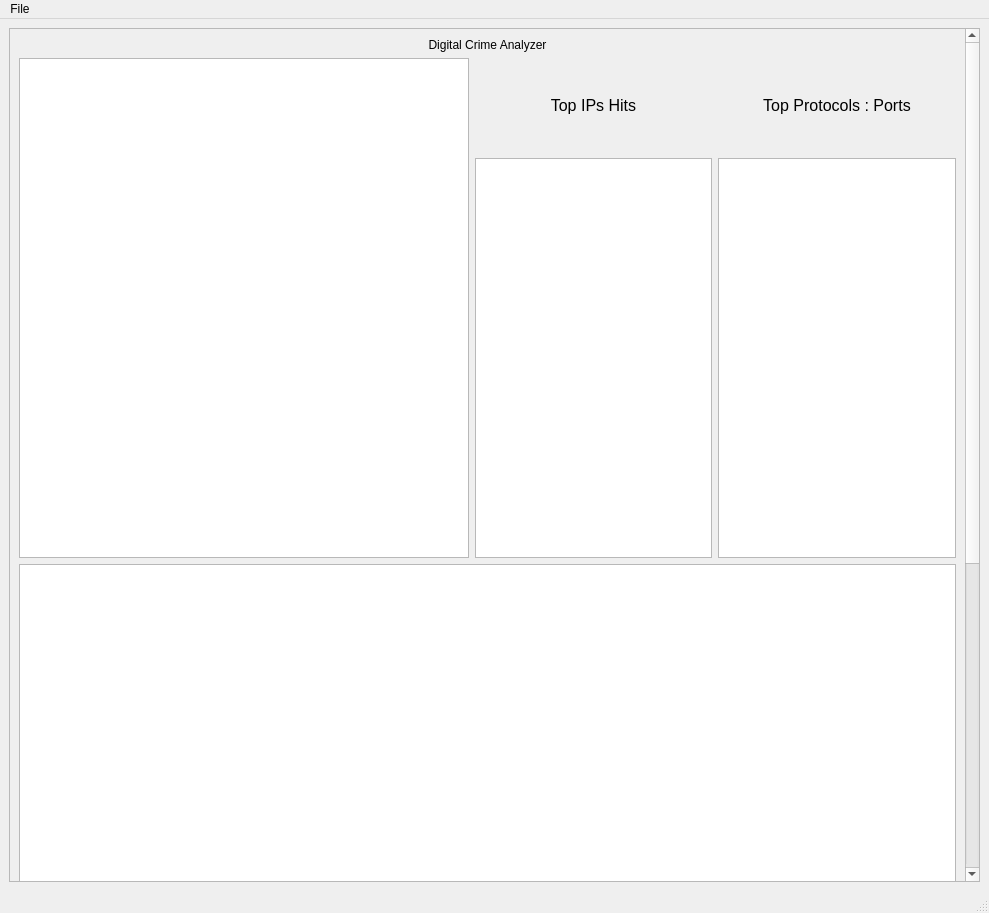
This is client/gui/main.ui in bitxer/ICT1002-Py as Qt 5 draws it before an edit. The edited form follows.
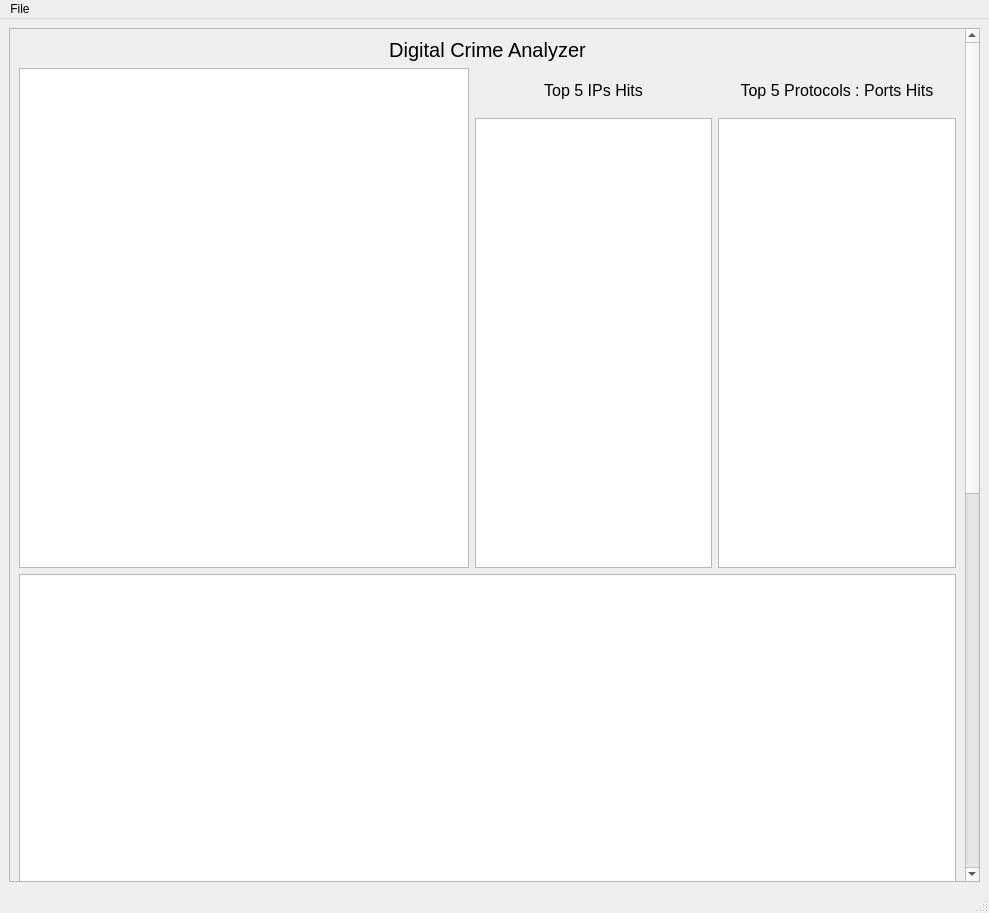
This is the edited form. Custom widgets are drawn as their Qt base class.

Commit message: Top Protocols & Ports

What changed in the file:
```diff
--- a/client/gui/main.ui
+++ b/client/gui/main.ui
@@ -32,7 +32,7 @@
          <x>0</x>
          <y>0</y>
          <width>952</width>
-         <height>1353</height>
+         <height>1564</height>
         </rect>
        </property>
        <layout class="QVBoxLayout" name="verticalLayout_2">
@@ -50,6 +50,11 @@
             <height>100</height>
            </size>
           </property>
+          <property name="font">
+           <font>
+            <pointsize>15</pointsize>
+           </font>
+          </property>
           <property name="autoFillBackground">
            <bool>false</bool>
           </property>
@@ -112,7 +117,7 @@
                </font>
               </property>
               <property name="text">
-               <string>Top IPs Hits</string>
+               <string>Top 5 IPs Hits</string>
               </property>
               <property name="alignment">
                <set>Qt::AlignCenter</set>
@@ -139,7 +144,7 @@
                </font>
               </property>
               <property name="text">
-               <string>Top Protocols : Ports</string>
+               <string>Top 5 Protocols : Ports Hits</string>
               </property>
               <property name="alignment">
                <set>Qt::AlignCenter</set>
@@ -157,7 +162,7 @@
               <property name="minimumSize">
                <size>
                 <width>150</width>
-                <height>400</height>
+                <height>450</height>
                </size>
               </property>
               <property name="font">
@@ -166,7 +171,7 @@
                </font>
               </property>
               <attribute name="horizontalHeaderVisible">
-               <bool>false</bool>
+               <bool>true</bool>
               </attribute>
               <attribute name="horizontalHeaderMinimumSectionSize">
                <number>100</number>
@@ -175,10 +180,10 @@
                <bool>true</bool>
               </attribute>
               <attribute name="verticalHeaderVisible">
-               <bool>false</bool>
+               <bool>true</bool>
               </attribute>
               <attribute name="verticalHeaderMinimumSectionSize">
-               <number>100</number>
+               <number>80</number>
               </attribute>
               <attribute name="verticalHeaderDefaultSectionSize">
                <number>100</number>
@@ -199,7 +204,7 @@
               <property name="minimumSize">
                <size>
                 <width>150</width>
-                <height>400</height>
+                <height>450</height>
                </size>
               </property>
               <property name="font">
@@ -208,7 +213,7 @@
                </font>
               </property>
               <attribute name="horizontalHeaderVisible">
-               <bool>false</bool>
+               <bool>true</bool>
               </attribute>
               <attribute name="horizontalHeaderMinimumSectionSize">
                <number>100</number>
@@ -220,10 +225,10 @@
                <bool>true</bool>
               </attribute>
               <attribute name="verticalHeaderVisible">
-               <bool>false</bool>
+               <bool>true</bool>
               </attribute>
               <attribute name="verticalHeaderMinimumSectionSize">
-               <number>100</number>
+               <number>80</number>
               </attribute>
               <attribute name="verticalHeaderDefaultSectionSize">
                <number>100</number>
@@ -274,8 +279,8 @@
             </property>
             <property name="minimumSize">
              <size>
-              <width>0</width>
-              <height>400</height>
+              <width>800</width>
+              <height>600</height>
              </size>
             </property>
             <property name="font">
```
The commit also changes 4 other files.
